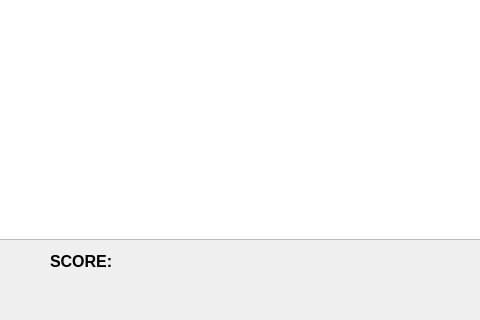
Above: Game/mainwindow.ui from KahalaV/OTEK before the change; both pictures show x 110 to 590 and y 364 to 684 of the 1129 by 684 pixel window. Below: the same form after it.
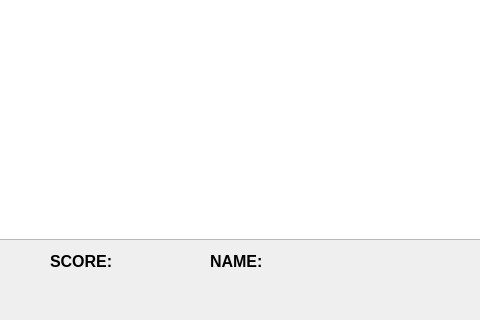
That is the form after the change.

Commit message: Player name now appears on mainWindow

Diff of the .ui file:
```diff
--- a/Game/mainwindow.ui
+++ b/Game/mainwindow.ui
@@ -195,6 +195,44 @@
      <number>100</number>
     </property>
    </widget>
+   <widget class="QLabel" name="playerTitleLabel">
+    <property name="geometry">
+     <rect>
+      <x>320</x>
+      <y>610</y>
+      <width>61</width>
+      <height>31</height>
+     </rect>
+    </property>
+    <property name="font">
+     <font>
+      <pointsize>12</pointsize>
+      <weight>75</weight>
+      <bold>true</bold>
+     </font>
+    </property>
+    <property name="text">
+     <string>NAME:</string>
+    </property>
+   </widget>
+   <widget class="QLabel" name="playerLabel">
+    <property name="geometry">
+     <rect>
+      <x>400</x>
+      <y>610</y>
+      <width>181</width>
+      <height>31</height>
+     </rect>
+    </property>
+    <property name="font">
+     <font>
+      <pointsize>12</pointsize>
+     </font>
+    </property>
+    <property name="text">
+     <string/>
+    </property>
+   </widget>
   </widget>
   <widget class="QMenuBar" name="menubar">
    <property name="geometry">
```
Left out of the diff: 2 changed lines with no effect on the pictures. The commit also changes 3 other files.
